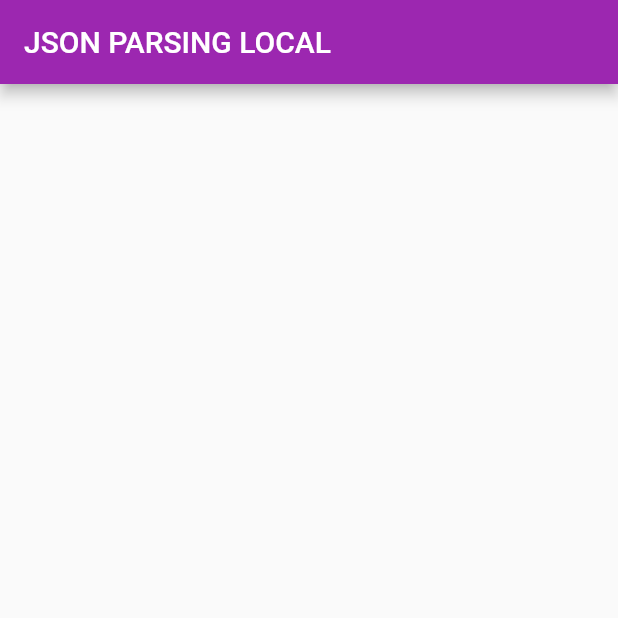
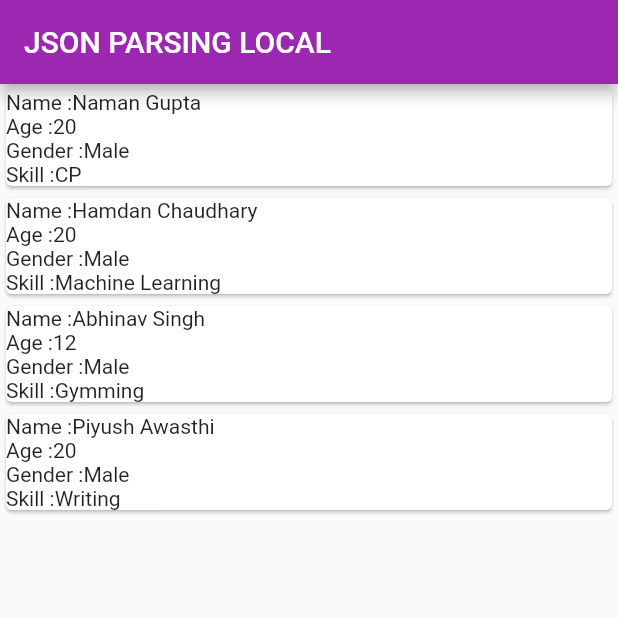
Before and after one commit to namancoder/Flutter, a Flutter app: the screen it shows after launch, on a phone screen of 412 x 824 dp, the top half of it. Run offline on Flutter 3.47's test engine with Material 2 defaults, Android fonts, the phone set to English and light mode, and no system bars.

Commit message:
Local JSON Parsing

```diff
--- a/local_json_app/local_json_app/lib/main.dart
+++ b/local_json_app/local_json_app/lib/main.dart
@@ -29,6 +29,22 @@ class _HomePageState extends State<HomePage> {
               builder: (context, snapshot) {
                 //For Decoding Local Json
                 var mydata = jsonDecode(snapshot.data.toString());
+                return ListView.builder(
+                  itemBuilder: (BuildContext context, int index) {
+                    return new Card(
+                      child: new Column(
+                        crossAxisAlignment: CrossAxisAlignment.stretch,
+                        children: <Widget>[
+                          new Text("Name :" + mydata[index]['name']),
+                          new Text("Age :" + mydata[index]['age']),
+                          new Text("Gender :" + mydata[index]['gender']),
+                          new Text("Skill :" + mydata[index]['skill']),
+                        ],
+                      ),
+                    );
+                  },
+                  itemCount: mydata == null ? 0 : mydata.length,
+                );
               }),
         ),
       ),
```
Also changed, not shown: 1 other file.
